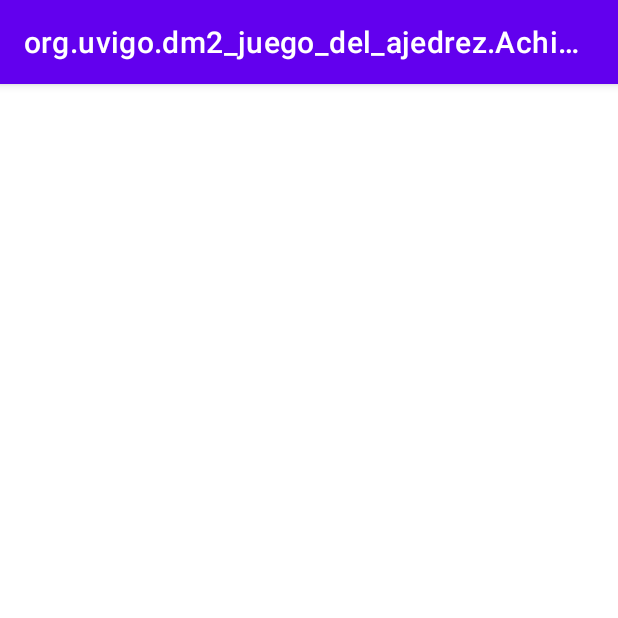
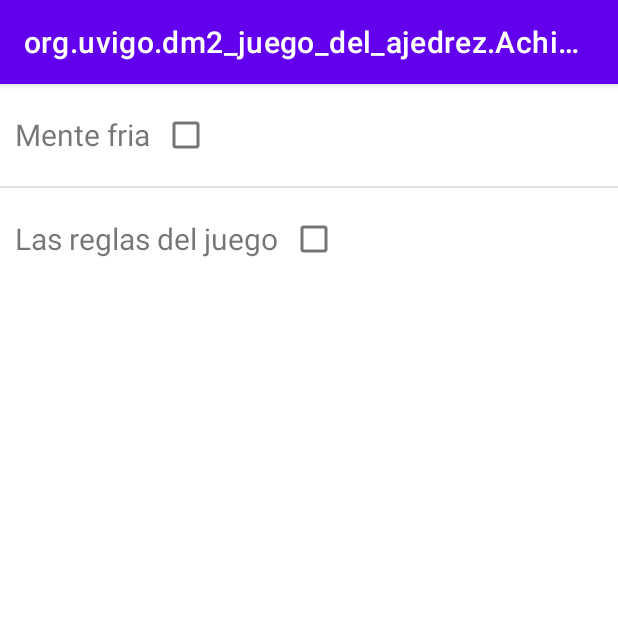
Before and after one commit to ALVareador/DM2_JUEGODELAJEDREZ, an Android app: the screen it shows after launch (AchivementActivity before the commit, AchievementActivity after it), in the options menu, after a tap on "Logros", on a phone screen of 412 x 824 dp, the top half of it. Run offline under Robolectric (Android 15) with nearby library versions, the phone set to English and light mode, and no system bars.

Commit message:
Funciona listView de logros

```diff
--- a/app/src/main/AndroidManifest.xml
+++ b/app/src/main/AndroidManifest.xml
@@ -22,7 +22,7 @@
             android:name=".SkinsActivity"
             android:exported="false" />
         <activity
-            android:name=".AchivementActivity"
+            android:name=".AchievementActivity"
             android:exported="false" />
         <activity
             android:name=".ProfileActivity"
--- /dev/null
+++ b/app/src/main/java/org/uvigo/dm2_juego_del_ajedrez/Achievement.java
@@ -0,0 +1,19 @@
+package org.uvigo.dm2_juego_del_ajedrez;
+
+public class Achievement {
+    private String name;
+    private String description;
+
+    public Achievement(String name, String description){
+        this.name=name;
+        this.description=description;
+    }
+
+    public String getName() {
+        return name;
+    }
+
+    public String getDescription() {
+        return description;
+    }
+}
--- /dev/null
+++ b/app/src/main/java/org/uvigo/dm2_juego_del_ajedrez/AchievementActivity.java
@@ -0,0 +1,29 @@
+package org.uvigo.dm2_juego_del_ajedrez;
+
+import androidx.appcompat.app.AppCompatActivity;
+
+import android.os.Bundle;
+import android.widget.ListView;
+
+import java.util.ArrayList;
+
+public class AchievementActivity extends AppCompatActivity {
+
+    private ArrayList<Achievement> achievements = new ArrayList<>();
+    private AchievementArrayAdapter achievementArrayAdapter;
+
+    @Override
+    protected void onCreate(Bundle savedInstanceState) {
+        super.onCreate(savedInstanceState);
+        setContentView(R.layout.activity_achievement);
+
+        //TODO Hay que añadir aqui todos los achievements que haya en el juego
+        achievements.add(new Achievement("Mente fria","Haz que un jugador abandone una partida contra ti"));
+        achievements.add(new Achievement("Las reglas del juego","Gana una partida"));
+
+        ListView listView = findViewById(R.id.listViewAchievement);
+        achievementArrayAdapter = new AchievementArrayAdapter(this, achievements);
+        listView.setAdapter(achievementArrayAdapter);
+
+    }
+}
--- /dev/null
+++ b/app/src/main/java/org/uvigo/dm2_juego_del_ajedrez/AchievementArrayAdapter.java
@@ -0,0 +1,57 @@
+package org.uvigo.dm2_juego_del_ajedrez;
+
+import android.content.Context;
+import android.graphics.Paint;
+import android.view.LayoutInflater;
+import android.view.View;
+import android.view.ViewGroup;
+import android.widget.ArrayAdapter;
+import android.widget.Button;
+import android.widget.CheckBox;
+import android.widget.LinearLayout;
+import android.widget.TextView;
+
+import androidx.annotation.NonNull;
+import androidx.annotation.Nullable;
+
+import java.util.List;
+
+public class AchievementArrayAdapter  extends ArrayAdapter<Achievement> {
+
+    public AchievementArrayAdapter(@NonNull Context context, List<Achievement> objects) {
+        super(context, 0, objects);
+    }
+
+    class ViewHolder {
+        LinearLayout linearLayoutAchievement;
+        TextView textViewName;
+        CheckBox checkbox_achievement;
+    }
+
+    @NonNull
+    @Override
+    public View getView(int position, @Nullable View convertView, @NonNull ViewGroup parent) {
+        ViewHolder viewHolder= null;
+        if (convertView == null){
+            viewHolder = new ViewHolder();
+            LayoutInflater inflater = LayoutInflater.from(getContext());
+            convertView = inflater.inflate(R.layout.achievement_listview, null);
+
+            viewHolder.linearLayoutAchievement = convertView.findViewById(R.id.linearLayoutAchievement);
+            viewHolder.textViewName =convertView.findViewById(R.id.textViewName);
+            viewHolder.checkbox_achievement = convertView.findViewById(R.id.checkbox_achievement);
+            convertView.setTag(viewHolder);
+        }
+
+        viewHolder = (ViewHolder) convertView.getTag();
+        viewHolder.textViewName.setText(getItem(position).getName());
+
+        //Si el logro es obtenido(checkbox activo) se pone en gris
+        if(viewHolder.checkbox_achievement.isChecked()){
+            //TODO Cambiar a poner en gris
+            viewHolder.textViewName.setPaintFlags(Paint.STRIKE_THRU_TEXT_FLAG);
+        }
+
+        return convertView;
+    }
+}
--- a/app/src/main/java/org/uvigo/dm2_juego_del_ajedrez/AchivementActivity.java
+++ /dev/null
@@ -1,14 +0,0 @@
-package org.uvigo.dm2_juego_del_ajedrez;
-
-import androidx.appcompat.app.AppCompatActivity;
-
-import android.os.Bundle;
-
-public class AchivementActivity extends AppCompatActivity {
-
-    @Override
-    protected void onCreate(Bundle savedInstanceState) {
-        super.onCreate(savedInstanceState);
-        setContentView(R.layout.activity_achivement);
-    }
-}
--- a/app/src/main/java/org/uvigo/dm2_juego_del_ajedrez/MainActivity.java
+++ b/app/src/main/java/org/uvigo/dm2_juego_del_ajedrez/MainActivity.java
@@ -104,7 +104,7 @@ public class MainActivity extends MyApp{
         Intent subActividad;
         switch( menuItem.getItemId() ) {
             case R.id.MenuConfiguracionLogros:
-                subActividad = new Intent( MainActivity.this, AchivementActivity.class );
+                subActividad = new Intent( MainActivity.this, AchievementActivity.class );
                 //subActividad.putExtra( "data", 1 );
                 activityResultLauncher.launch(subActividad);
                 toret = true;
--- /dev/null
+++ b/app/src/main/res/layout/achievement_listview.xml
@@ -0,0 +1,23 @@
+<?xml version="1.0" encoding="utf-8"?>
+<LinearLayout xmlns:android="http://schemas.android.com/apk/res/android"
+    android:id="@+id/linearLayoutAchievement"
+    android:layout_width="match_parent"
+    android:layout_height="wrap_content"
+    android:padding="10dp">
+
+    <TextView
+        android:id="@+id/textViewName"
+        android:layout_width="wrap_content"
+        android:layout_height="match_parent"
+        android:layout_weight="1"
+        android:gravity="center_vertical"
+        android:text="@string/profile"
+        android:textSize="20sp" />
+
+    <CheckBox
+        android:id="@+id/checkbox_achievement"
+        android:layout_width="wrap_content"
+        android:layout_height="wrap_content"
+        android:layout_weight="1" />
+
+</LinearLayout>
--- /dev/null
+++ b/app/src/main/res/layout/activity_achievement.xml
@@ -0,0 +1,18 @@
+<?xml version="1.0" encoding="utf-8"?>
+<RelativeLayout xmlns:android="http://schemas.android.com/apk/res/android"
+    xmlns:tools="http://schemas.android.com/tools"
+    android:layout_width="match_parent"
+    android:layout_height="match_parent"
+    tools:context=".AchievementActivity" >
+
+    <LinearLayout
+        android:layout_width="match_parent"
+        android:layout_height="match_parent"
+        android:orientation="vertical">
+
+        <ListView
+            android:id="@+id/listViewAchievement"
+            android:layout_width="wrap_content"
+            android:layout_height="wrap_content" />
+    </LinearLayout>
+</RelativeLayout>
--- a/app/src/main/res/layout/activity_achivement.xml
+++ /dev/null
@@ -1,9 +0,0 @@
-<?xml version="1.0" encoding="utf-8"?>
-<androidx.constraintlayout.widget.ConstraintLayout xmlns:android="http://schemas.android.com/apk/res/android"
-    xmlns:app="http://schemas.android.com/apk/res-auto"
-    xmlns:tools="http://schemas.android.com/tools"
-    android:layout_width="match_parent"
-    android:layout_height="match_parent"
-    tools:context=".AchivementActivity">
-
-</androidx.constraintlayout.widget.ConstraintLayout>
--- a/app/src/main/res/menu/configuration_options.xml
+++ b/app/src/main/res/menu/configuration_options.xml
@@ -12,9 +12,9 @@
         android:id="@+id/MenuConfiguracionHistorial"
         android:title="@string/historial" />
     <item
+        android:id="@+id/MenuConfiguracionPerfiles"
+        android:title="@string/perfiles" />
+    <item
         android:id="@+id/MenuConfiguracionAjustes"
         android:title="@string/ajustes" />
-    <item
-        android:id="@+id/MenuConfiguracionPerfiles"
-        android:title="@string/perfiles" />
 </menu>
--- a/app/src/main/res/values/strings.xml
+++ b/app/src/main/res/values/strings.xml
@@ -8,4 +8,6 @@
     <string name="use">Use</string>
     <string name="profile" />
     <string name="perfiles">Perfiles</string>
+    <string name="puntos">Puntos:</string>
+    <string name="nombre">Nombre:</string>
 </resources>
```
Also changed, not shown: app/src/main/java/org/uvigo/dm2_juego_del_ajedrez/Profile.java (+14 -0 lines), app/src/main/res/layout/activity_visualizeprofile.xml (added, +81 -0 lines).
